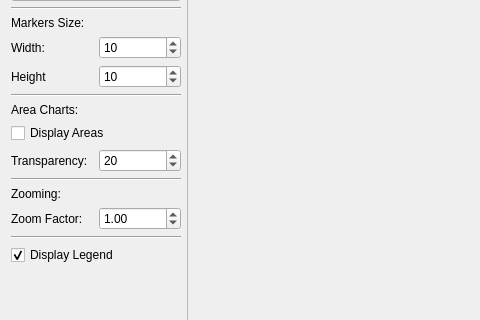
Before: the Qt Designer form examples/DrawIntoPainter/mainwindow.ui in KDAB/KDChart, drawn with Qt 5; both pictures show x 0 to 480 and y 190 to 510 of the 700 by 618 pixel window.
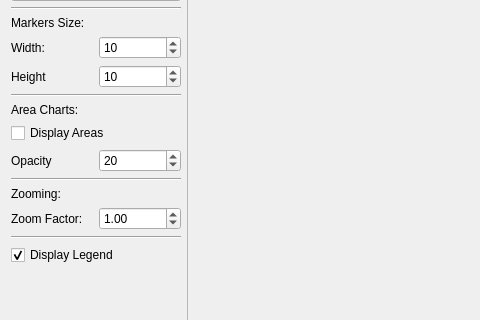
After: the same form once the commit is applied. Icons and pictures are not drawn.

Commit message: Again, this is called opacity.

The edit to the form file:
```diff
--- a/examples/DrawIntoPainter/mainwindow.ui
+++ b/examples/DrawIntoPainter/mainwindow.ui
@@ -280,7 +280,7 @@
          <item>
           <widget class="QLabel" name="transparencyLB">
            <property name="text">
-            <string>Transparency:</string>
+            <string>Opacity</string>
            </property>
           </widget>
          </item>
```
